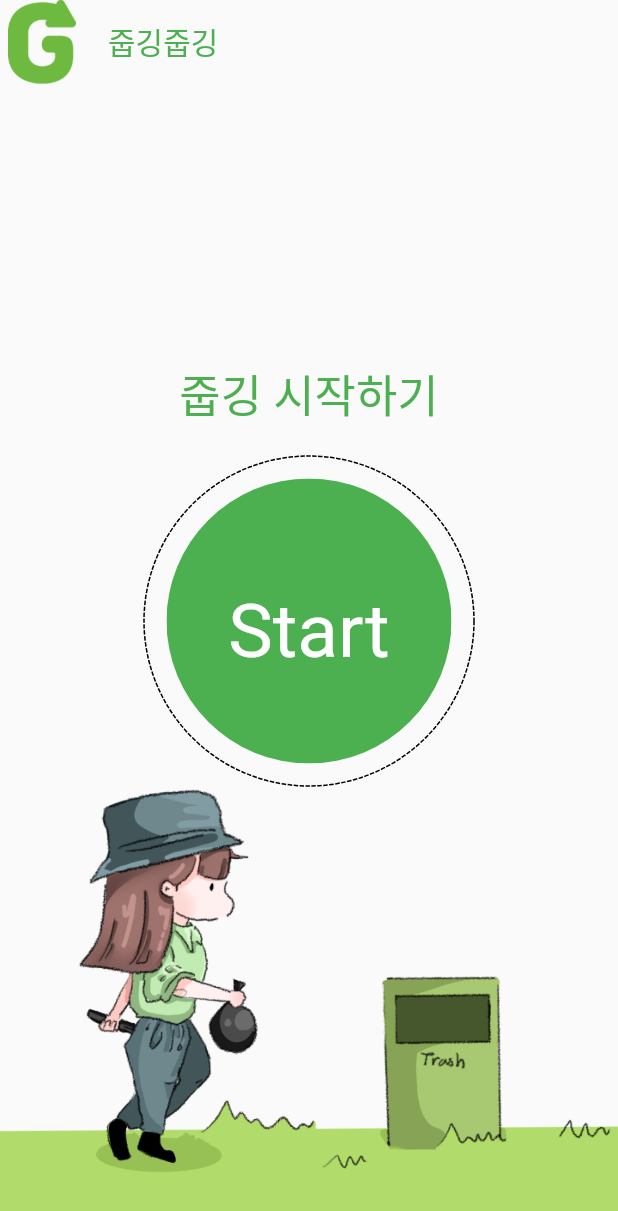
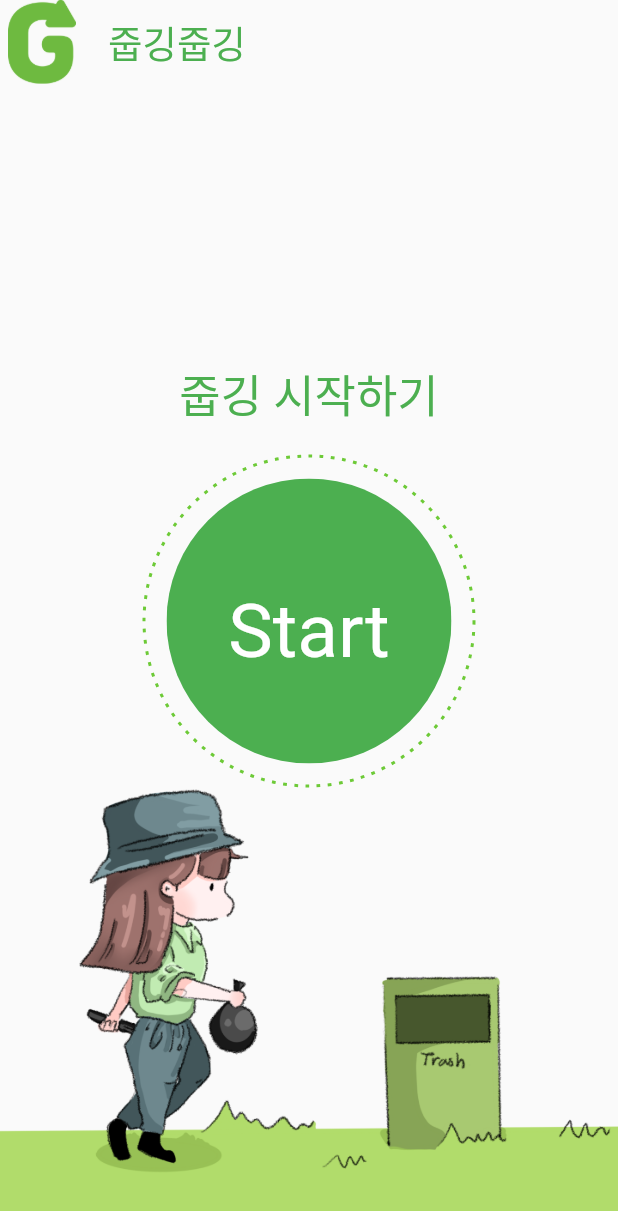
Before and after one commit to gdsckoreahackathon2022/38_GreenGreen, a Flutter app: the StartView screen opened directly, on a phone screen of 412 x 824 dp. Shown: the top 1211 px of the screen. Run offline on Flutter 3.47's test engine with Material 2 defaults, Android fonts, the phone set to English and light mode, and no system bars; drawn by our look-alikes of dotted_border; our stand-ins replace geolocator, google_maps_flutter, image_picker; Roboto replaces fonts that are missing (AppleSDGothicNeo).

Commit message:
Feat. 기능 작성

```diff
--- a/lib/src/repository/permission.rep.dart
+++ /dev/null
@@ -1,7 +0,0 @@
-import 'package:flutter/material.dart';
-
-class PermissionRepository {
-  requestLocationPermission() {
-    // 위치 권한 요청
-  }
-}
--- a/lib/src/views/start/start.view.dart
+++ b/lib/src/views/start/start.view.dart
@@ -1,17 +1,17 @@
 import 'package:dotted_border/dotted_border.dart';
 import 'package:flutter/material.dart';
-import 'package:greengreen/src/repository/permission.rep.dart';
+import 'package:greengreen/src/colors.dart';
+import 'package:greengreen/src/providers/plogging.pro.dart';
+import 'package:greengreen/src/repository/photo.rep.dart';
 import 'package:flutter/material.dart';
+import 'package:greengreen/src/views/ing/ing.view.dart';
+import 'package:provider/provider.dart';
 
 class StartView extends StatelessWidget {
   const StartView({Key? key}) : super(key: key);
 
   @override
   Widget build(BuildContext context) {
-    // 위치권한 요청
-    final PermissionRepository _permissionRepository = PermissionRepository();
-    _permissionRepository.requestLocationPermission();
-
     return Scaffold(
       appBar: AppBar(
         backgroundColor: Colors.transparent,
@@ -21,7 +21,13 @@ class StartView extends StatelessWidget {
           width: 50,
           height: 50,
         ),
-        title: Text("줍깅줍깅", style: TextStyle(color: Colors.green)),
+        title: Text(
+          "줍깅줍깅",
+          style: TextStyle(
+            color: Colors.green,
+            fontSize: 25,
+          ),
+        ),
       ),
       body: Column(
         children: <Widget>[
@@ -38,11 +44,17 @@ class StartView extends StatelessWidget {
                 // 이중선
                 DottedBorder(
                   borderType: BorderType.Oval,
-                  // radius: Radius.circular(1000),
+                  dashPattern: const [2.5, 5],
+                  strokeWidth: 2,
+                  color: greenColor,
                   padding: EdgeInsets.all(15),
-
                   child: InkWell(
-                    onTap: () {},
+                    onTap: () {
+                      Navigator.pushReplacement(
+                        context,
+                        MaterialPageRoute(builder: (context) => IngView()),
+                      );
+                    },
                     child: ClipRRect(
                       borderRadius: BorderRadius.circular(1000),
                       child: Container(
--- a/pubspec.yaml
+++ b/pubspec.yaml
@@ -18,6 +18,7 @@ dependencies:
   dotted_border: ^2.0.0+2
   google_maps_flutter: ^2.1.1
   geolocator: ^8.1.0
+  image_picker: ^0.8.4+6
 
 dev_dependencies:
   flutter_test:
```
Also changed, not shown: lib/main.dart (+9 -5 lines), lib/src/providers/plogging.pro.dart (+79 -6 lines), lib/src/repository/photo.rep.dart (added, +8 -0 lines), lib/src/views/ing/component/ingMap.com.dart (+13 -7 lines), lib/src/views/ing/ing.view.dart (+29 -10 lines), pubspec.lock.
